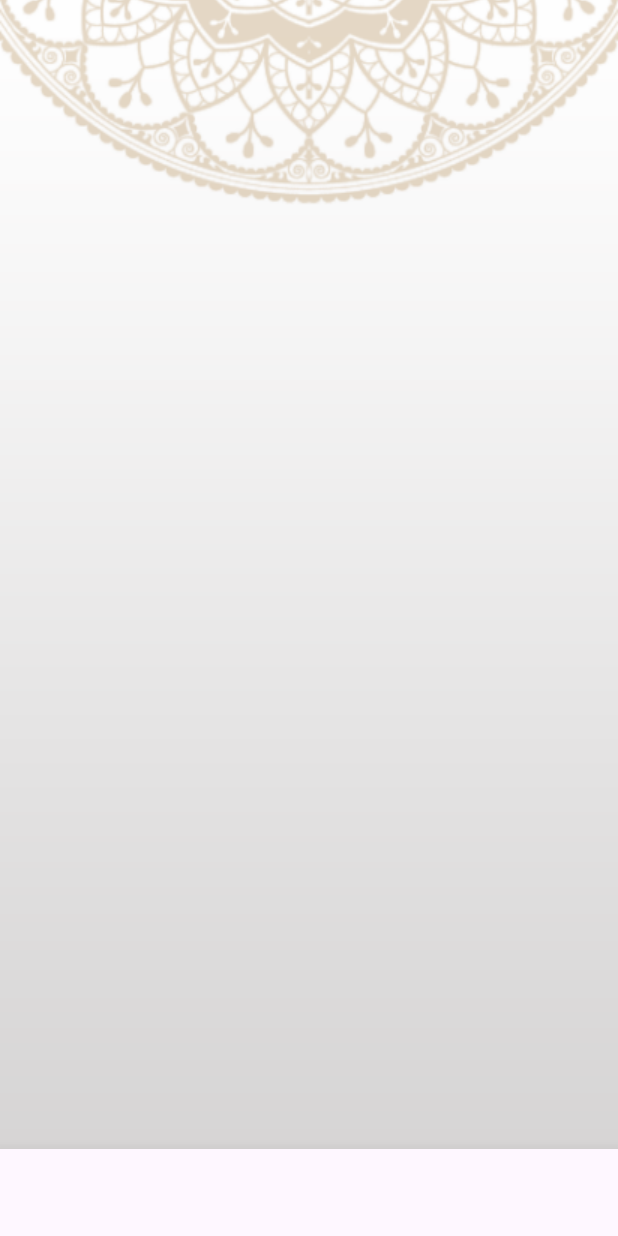
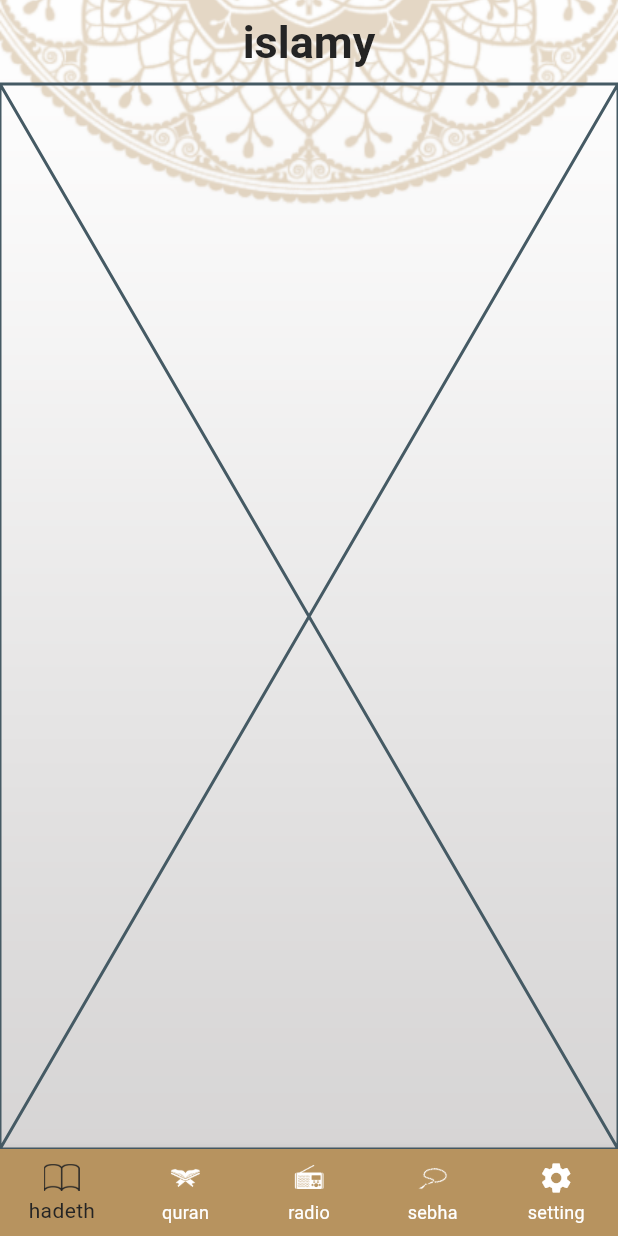
Before and after one commit to samaelshazly/islamy_app, a Flutter app: the screen it shows after launch, on a phone screen of 412 x 824 dp. Run offline on Flutter 3.47's test engine with Material 3 defaults, Android fonts, the phone set to English and light mode, and no system bars.

Commit message:
-Start theme -design of QuranTab&QuranScreen -missing file reading

```diff
--- a/flutter_native_splash.yaml
+++ b/flutter_native_splash.yaml
@@ -17,3 +17,8 @@
   # size of the app. Only one parameter can be used, color and background_image cannot both be set.
    color: "#ffffff"
    image: "assets/images/splash_Icon.png"
+   image_dark: assets/images/splash_Icon.png
+
+   android_12:
+   color: "#ffffff"
+   image: "assets/images/splash_Icon.png"
--- /dev/null
+++ b/lib/common/app_colors.dart
@@ -0,0 +1,10 @@
+import 'package:flutter/material.dart';
+
+class AppColors{
+static Color mainlightcolor=Color(0xffB7935F) ;
+static Color maindarkcolor=Color(0xff141A2E);
+static Color dark=Color(0xff242424);
+static Color gold=Color(0xffFACC1D);
+
+
+}
--- /dev/null
+++ b/lib/common/app_theme.dart
@@ -0,0 +1,70 @@
+import 'package:flutter/material.dart';
+import 'package:islamy_app/common/app_colors.dart';
+
+class AppThemes {
+  static ThemeData lighttheme = ThemeData(
+      dividerTheme: DividerThemeData(color: AppColors.mainlightcolor),
+      colorScheme: ColorScheme(
+          brightness: Brightness.light,
+          primary: AppColors.mainlightcolor,
+          onPrimary: Colors.white,
+          secondary: Colors.white,
+          onSecondary: Colors.white,
+          error: Colors.red,
+          onError: Colors.white,
+          background: Colors.white,
+          onBackground: Colors.white,
+          surface: Colors.white,
+          onSurface: Colors.white),
+      textTheme: TextTheme(
+          titleMedium: TextStyle(
+              fontWeight: FontWeight.w400,
+              fontSize: 25,
+              color: Color(0xff242424))),
+      bottomNavigationBarTheme: BottomNavigationBarThemeData(
+          type: BottomNavigationBarType.fixed,
+          backgroundColor: AppColors.mainlightcolor,
+          selectedItemColor: AppColors.dark,
+          unselectedItemColor: Colors.white),
+      appBarTheme: AppBarTheme(iconTheme:IconThemeData(color: AppColors.dark) ,
+          titleTextStyle: TextStyle(
+              fontWeight: FontWeight.w700,
+              fontSize: 30,
+              color: Color(0xff242424)),
+          elevation: 0,
+          centerTitle: true,
+          backgroundColor: Colors.transparent),
+      primaryColor: AppColors.mainlightcolor,
+      scaffoldBackgroundColor: Colors.transparent);
+
+  static ThemeData darktheme = ThemeData(
+     dividerTheme: DividerThemeData(color: AppColors.gold),
+      colorScheme: ColorScheme(
+          brightness: Brightness.light,
+          primary: AppColors.maindarkcolor,
+          onPrimary: AppColors.maindarkcolor,
+          secondary: Colors.white,
+          onSecondary: Colors.white,
+          error: Colors.red,
+          onError: Colors.white,
+          background: Colors.white,
+          onBackground: Colors.white,
+          surface: Colors.white,
+          onSurface: Colors.white),
+      textTheme: TextTheme(
+          titleMedium: TextStyle(
+              fontWeight: FontWeight.w400, fontSize: 25, color: Colors.white)),
+      bottomNavigationBarTheme: BottomNavigationBarThemeData(
+          type: BottomNavigationBarType.fixed,
+          backgroundColor: AppColors.maindarkcolor,
+          selectedItemColor: AppColors.gold,
+          unselectedItemColor: Colors.white),
+      appBarTheme: AppBarTheme(
+          titleTextStyle: TextStyle(
+              fontWeight: FontWeight.w700, fontSize: 30, color: Colors.white),
+          elevation: 0,
+          centerTitle: true,
+          backgroundColor: Colors.transparent),
+      primaryColor: AppColors.maindarkcolor,
+      scaffoldBackgroundColor: Colors.transparent);
+}
--- a/lib/common/image.dart
+++ b/lib/common/image.dart
@@ -4,4 +4,5 @@ class AppsImage {
   static String sepha = 'assets/images/sebha_blue@2x.png';
   static String radio = 'assets/images/radio_blue@2x.png';
   static String bg = 'assets/images/default_bg.png';
+   static String quranHeaderIcn= 'assets/images/quran_header_icn.png';
 }
--- a/lib/main.dart
+++ b/lib/main.dart
@@ -1,6 +1,7 @@
 import 'package:flutter/material.dart';
-import 'package:islamy_app/ui/home_screen.dart';
-import 'package:islamy_app/ui/splash_screen.dart';
+import 'package:islamy_app/common/app_theme.dart';
+import 'package:islamy_app/ui/taps/screens/home_screen.dart';
+import 'package:islamy_app/ui/taps/screens/quran.dart';
 
 void main() {
   runApp(const MyApp());
@@ -14,11 +15,14 @@ class MyApp extends StatelessWidget {
   @override
   Widget build(BuildContext context) {
     return MaterialApp(
+      theme: AppThemes.lighttheme,
+      themeMode: ThemeMode.light,
       debugShowCheckedModeBanner: false,
       routes: {
-        SplashScreen.routName: (_) => SplashScreen(),
-        HomeScreen.routName: (_) => HomeScreen()
+        HomeScreen.routName: (_) => HomeScreen(),
+        QuranScreen.routName: (context) => QuranScreen()
       },
+      initialRoute: HomeScreen.routName,
     );
   }
 }
--- a/lib/ui/home_screen.dart
+++ /dev/null
@@ -1,32 +0,0 @@
-import 'package:flutter/material.dart';
-import 'package:islamy_app/common/image.dart';
-
-class HomeScreen extends StatelessWidget {
-  static const String routName = 'homescreen';
-  const HomeScreen({super.key});
-
-  @override
-  Widget build(BuildContext context) {
-    return Container(
-      decoration: BoxDecoration(
-          image: DecorationImage(
-              image: AssetImage(AppsImage.bg),
-              fit: BoxFit.cover)),
-      child: Scaffold(
-        backgroundColor: Colors.transparent,
-        bottomNavigationBar: BottomNavigationBar(items: [
-          BottomNavigationBarItem(
-              icon: ImageIcon(AssetImage(AppsImage.hadeth)),
-              label: 'hadeth'),
-          BottomNavigationBarItem(
-              icon: ImageIcon(AssetImage(AppsImage.quran)),
-              label: 'quran'), BottomNavigationBarItem(
-              icon: ImageIcon(AssetImage(AppsImage.radio)),
-              label: 'radio'), BottomNavigationBarItem(
-              icon: ImageIcon(AssetImage(AppsImage.sepha)),
-              label: 'sebha')
-        ]),
-      ),
-    );
-  }
-}
--- /dev/null
+++ b/lib/ui/taps/hadeth_tap.dart
@@ -0,0 +1,10 @@
+import 'package:flutter/material.dart';
+
+class hadeth_tap extends StatelessWidget {
+  const hadeth_tap({super.key});
+
+  @override
+  Widget build(BuildContext context) {
+    return const Placeholder();
+  }
+}
--- /dev/null
+++ b/lib/ui/taps/radio_tap.dart
@@ -0,0 +1,10 @@
+import 'package:flutter/material.dart';
+
+class radio_tap extends StatelessWidget {
+  const radio_tap({super.key});
+
+  @override
+  Widget build(BuildContext context) {
+    return const Placeholder();
+  }
+}
--- /dev/null
+++ b/lib/ui/taps/screens/home_screen.dart
@@ -0,0 +1,60 @@
+import 'package:flutter/material.dart';
+import 'package:islamy_app/common/image.dart';
+import 'package:islamy_app/ui/taps/hadeth_tap.dart';
+import 'package:islamy_app/ui/taps/quran_tap.dart';
+import 'package:islamy_app/ui/taps/radio_tap.dart';
+import 'package:islamy_app/ui/taps/sebha_tap.dart';
+import 'package:islamy_app/ui/taps/setting_tap.dart';
+
+class HomeScreen extends StatefulWidget {
+  static const String routName = 'homescreen';
+  const HomeScreen({super.key});
+
+  @override
+  State<HomeScreen> createState() => _HomeScreenState();
+}
+
+class _HomeScreenState extends State<HomeScreen> {
+  @override
+  int index = 0;
+  List<Widget> tapslist = [
+    hadeth_tap(),
+    Quran_tap(),
+    radio_tap(),
+    sebha_tap(),
+    setting_tap()
+  ];
+
+  Widget build(BuildContext context) {
+    return Container(
+      decoration: BoxDecoration(
+          image: DecorationImage(
+              image: AssetImage(AppsImage.bg), fit: BoxFit.cover)),
+      child: Scaffold(
+        appBar: AppBar(
+          title: Text('islamy'),
+        ),
+        body: tapslist[index],
+        bottomNavigationBar: BottomNavigationBar(
+            currentIndex: index,
+            onTap: (value) {
+              index = value;
+              setState(() {});
+            },
+            items: [
+              BottomNavigationBarItem(
+                  icon: ImageIcon(AssetImage(AppsImage.hadeth)),
+                  label: 'hadeth'),
+              BottomNavigationBarItem(
+                  icon: ImageIcon(AssetImage(AppsImage.quran)), label: 'quran'),
+              BottomNavigationBarItem(
+                  icon: ImageIcon(AssetImage(AppsImage.radio)), label: 'radio'),
+              BottomNavigationBarItem(
+                  icon: ImageIcon(AssetImage(AppsImage.sepha)), label: 'sebha'),
+              BottomNavigationBarItem(
+                  icon: Icon(Icons.settings), label: 'setting')
+            ]),
+      ),
+    );
+  }
+}
--- /dev/null
+++ b/lib/ui/taps/sebha_tap.dart
@@ -0,0 +1,10 @@
+import 'package:flutter/material.dart';
+
+class sebha_tap extends StatelessWidget {
+  const sebha_tap({super.key});
+
+  @override
+  Widget build(BuildContext context) {
+    return const Placeholder();
+  }
+}
--- /dev/null
+++ b/lib/ui/taps/setting_tap.dart
@@ -0,0 +1,10 @@
+import 'package:flutter/material.dart';
+
+class setting_tap extends StatelessWidget {
+  const setting_tap({super.key});
+
+  @override
+  Widget build(BuildContext context) {
+    return const Placeholder();
+  }
+}
```
Also changed, not shown: lib/ui/splash_screen.dart (deleted, +0 -22 lines), lib/ui/taps/quran_tap.dart (added, +160 -0 lines), lib/ui/taps/screens/quran.dart (added, +40 -0 lines), assets/images/quran_header_icn.png (added).
